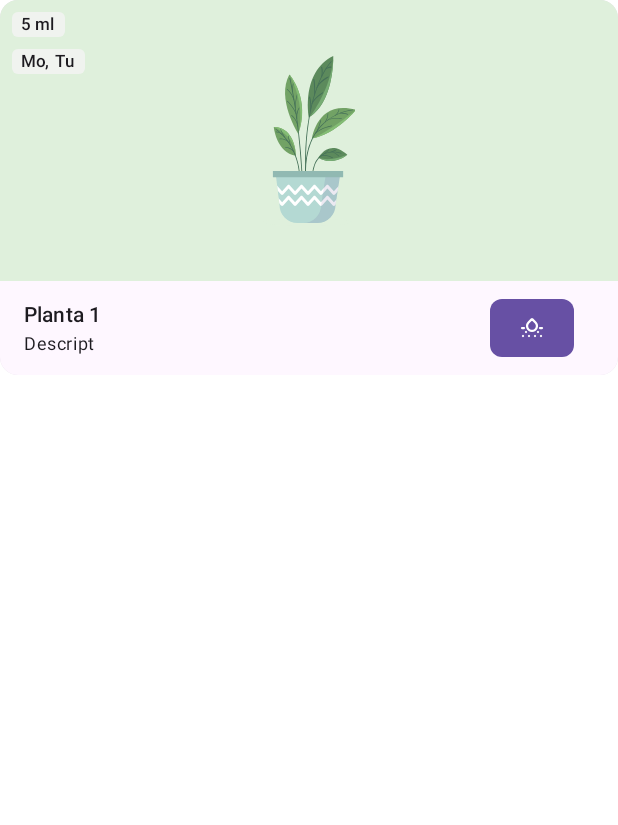
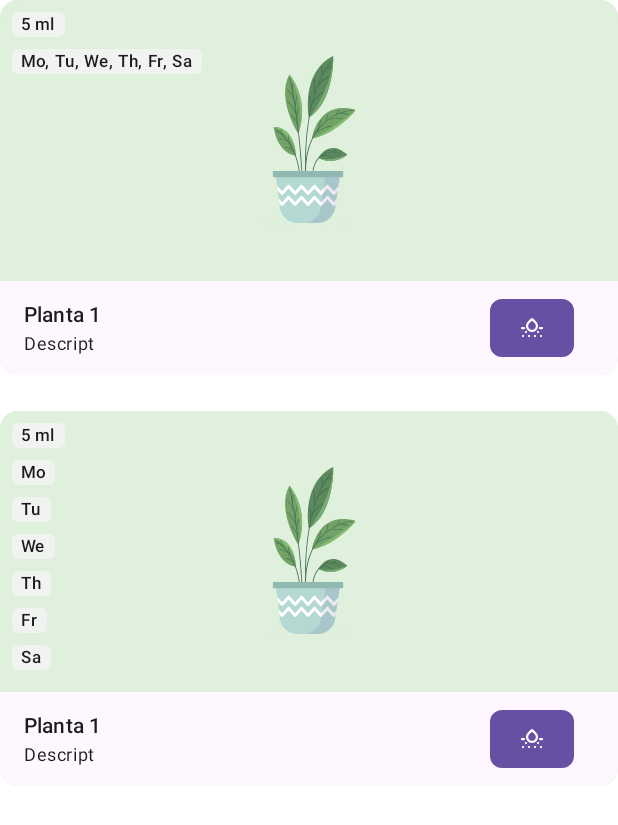
Before and after one commit to Pablomediero/WaterMyPlants, an Android app built with Jetpack Compose: the @Preview function PreviewCustomCard, on a phone screen of 412 x 824 dp. Shown: the top 825 px of the screen. Run offline under Robolectric (Android 15) with nearby library versions, the phone set to English and light mode, and no system bars.

Commit message:
Home Screen - Components - Card Tags - Modal

```diff
--- a/app/src/main/java/pmediero/com/features/addplant/presentation/AddPlantScreen.kt
+++ b/app/src/main/java/pmediero/com/features/addplant/presentation/AddPlantScreen.kt
@@ -1,6 +1,5 @@
 package pmediero.com.features.addplant.presentation
 
-import android.content.Context
 import android.content.Intent
 import android.net.Uri
 import androidx.activity.compose.rememberLauncherForActivityResult
@@ -71,7 +70,6 @@ fun AddPlantScreen(
     onAction: (AddPlantAction) -> Unit
 ) {
     val spacing = LocalSpacing.current
-    val context = LocalContext.current
 
     Column(
         modifier = Modifier.fillMaxSize(),
@@ -87,7 +85,7 @@ fun AddPlantScreen(
                 .fillMaxWidth()
                 .padding(all = spacing.default),
             spacing = spacing,
-            context = context,
+
             state = state,
             onAddImageButtonClick = { imageUrl ->
                 onAction(AddPlantAction.OnAddImageButtonClick(imageUrl))
@@ -170,12 +168,12 @@ fun AddPlantScreen(
 fun HeaderAddPlant(
     modifier: Modifier,
     spacing: Spacing,
-    context: Context,
     state: AddPlantState,
     onAddImageButtonClick: (String) -> Unit,
     onRemoveImageButtonClick: () -> Unit
 
 ) {
+    val context = LocalContext.current
     var selectedImageUri by remember {
         mutableStateOf<Uri?>(null)
     }
--- a/app/src/main/java/pmediero/com/features/home/presentation/HomeScreen.kt
+++ b/app/src/main/java/pmediero/com/features/home/presentation/HomeScreen.kt
@@ -201,7 +201,7 @@ fun BodyHomeScreen(
     val showModal = remember { mutableStateOf(false) }
     DeletePlantConfirmationModal(
         showDialog = showModal,
-        plant = state.plant,
+        itemName = state.plant.name,
         onConfirm = { },
         onCancel = { showModal.value = false }
     )
@@ -286,6 +286,7 @@ fun TabView(plants: List<Plant>, spacing: Spacing, onLongClick: (Plant) -> Unit)
                     horizontalArrangement = Arrangement.spacedBy(spacing.medium),
                     content = {
                         items(plants) { itemPlant ->
+
                             CustomCardView(
                                 titleCard = itemPlant.name,
                                 subtitleCard = itemPlant.description,
--- a/app/src/main/java/pmediero/com/features/home/presentation/components/CustomCardView.kt
+++ b/app/src/main/java/pmediero/com/features/home/presentation/components/CustomCardView.kt
@@ -8,11 +8,14 @@ import androidx.compose.foundation.layout.Arrangement
 import androidx.compose.foundation.layout.Box
 import androidx.compose.foundation.layout.Column
 import androidx.compose.foundation.layout.Row
+import androidx.compose.foundation.layout.Spacer
 import androidx.compose.foundation.layout.fillMaxSize
 import androidx.compose.foundation.layout.fillMaxWidth
 import androidx.compose.foundation.layout.height
 import androidx.compose.foundation.layout.padding
 import androidx.compose.foundation.layout.width
+import androidx.compose.foundation.lazy.LazyColumn
+import androidx.compose.foundation.lazy.items
 import androidx.compose.material3.Card
 import androidx.compose.material3.FloatingActionButtonDefaults
 import androidx.compose.material3.MaterialTheme
@@ -38,7 +41,7 @@ fun CustomCardView(
     titleCard: String,
     subtitleCard: String,
     imageCard: String,
-    labelCard: List<String>,
+    labelCard: List<Any>,
     icon: Any,
     onClick: () -> Unit,
     onLongClick: () -> Unit
@@ -64,8 +67,7 @@ fun CustomCardView(
                 .weight(3f),
             spacing = spacing,
             imageCard = imageCard,
-            labelWateringAmount = labelCard[0],
-            labelWateringDay = labelCard[1]
+            labelCard = labelCard
         )
         BodyCardView(
             modifier = Modifier
@@ -86,8 +88,7 @@ fun HeaderCardView(
     modifier: Modifier,
     spacing: Spacing,
     imageCard: String,
-    labelWateringAmount: String,
-    labelWateringDay: String
+    labelCard: List<Any>
 ) {
     Column(modifier = modifier) {
 
@@ -122,8 +123,10 @@ fun HeaderCardView(
                     .padding(spacing.small),
                 verticalArrangement = Arrangement.spacedBy(spacing.small, Alignment.Top),
             ) {
+                LazyColumn ( verticalArrangement = Arrangement.spacedBy(spacing.small)) {
+                    items(labelCard) { itemTextLabel ->
                         Text(
-                    text = labelWateringAmount,
+                            text = itemTextLabel.toString(),
                             style = MaterialTheme.typography.labelSmall,
                             color = MaterialTheme.colorScheme.onSurface,
                             modifier = Modifier
@@ -133,18 +136,31 @@ fun HeaderCardView(
                                 )
                                 .padding(horizontal = 6.dp, vertical = 2.dp)
                         )
-                Text(
-                    text = labelWateringDay,
-                    style = MaterialTheme.typography.labelSmall,
-                    color = MaterialTheme.colorScheme.onSurface,
-                    modifier = Modifier
-                        .background(
-                            color = MaterialTheme.colorScheme.surface.copy(alpha = 0.56f),
-                            shape = MaterialTheme.shapes.extraSmall
-                        )
-                        .padding(horizontal = 6.dp, vertical = 2.dp)
-
-                )
+                    }
+                }
+//                Text(
+//                    text = labelWateringAmount,
+//                    style = MaterialTheme.typography.labelSmall,
+//                    color = MaterialTheme.colorScheme.onSurface,
+//                    modifier = Modifier
+//                        .background(
+//                            color = MaterialTheme.colorScheme.surface.copy(alpha = 0.56f),
+//                            shape = MaterialTheme.shapes.extraSmall
+//                        )
+//                        .padding(horizontal = 6.dp, vertical = 2.dp)
+//                )
+//                Text(
+//                    text = labelWateringDay,
+//                    style = MaterialTheme.typography.labelSmall,
+//                    color = MaterialTheme.colorScheme.onSurface,
+//                    modifier = Modifier
+//                        .background(
+//                            color = MaterialTheme.colorScheme.surface.copy(alpha = 0.56f),
+//                            shape = MaterialTheme.shapes.extraSmall
+//                        )
+//                        .padding(horizontal = 6.dp, vertical = 2.dp)
+//
+//                )
 
             }
         }
@@ -209,14 +225,27 @@ fun BodyCardView(
 @Composable
 fun PreviewCustomCard() {
     WaterMyPlantsTheme {
+        Column {
             CustomCardView(
                 titleCard = "Planta 1",
                 subtitleCard = "Descript",
-            labelCard = listOf("5 ml","Mo, Tu"),
+                labelCard = listOf("5 ml", "Mo, Tu, We, Th, Fr, Sa"),
+                icon = R.drawable.home_card_icon_water,
+                imageCard = "",
+                onClick = {},
+                onLongClick = {}
+            )
+            Spacer(modifier = Modifier.padding(12.dp))
+            CustomCardView(
+                titleCard = "Planta 1",
+                subtitleCard = "Descript",
+                labelCard = listOf("5 ml", "Mo","Tu","We","Th","Fr","Sa"),
                 icon = R.drawable.home_card_icon_water,
                 imageCard = "",
                 onClick = {},
                 onLongClick = {}
             )
         }
+
     }
+}
```
Also changed, not shown: app/src/main/java/pmediero/com/features/home/presentation/components/CustomModal.kt (+3 -12 lines). Lines whose indentation alone changed are shown as unchanged.
